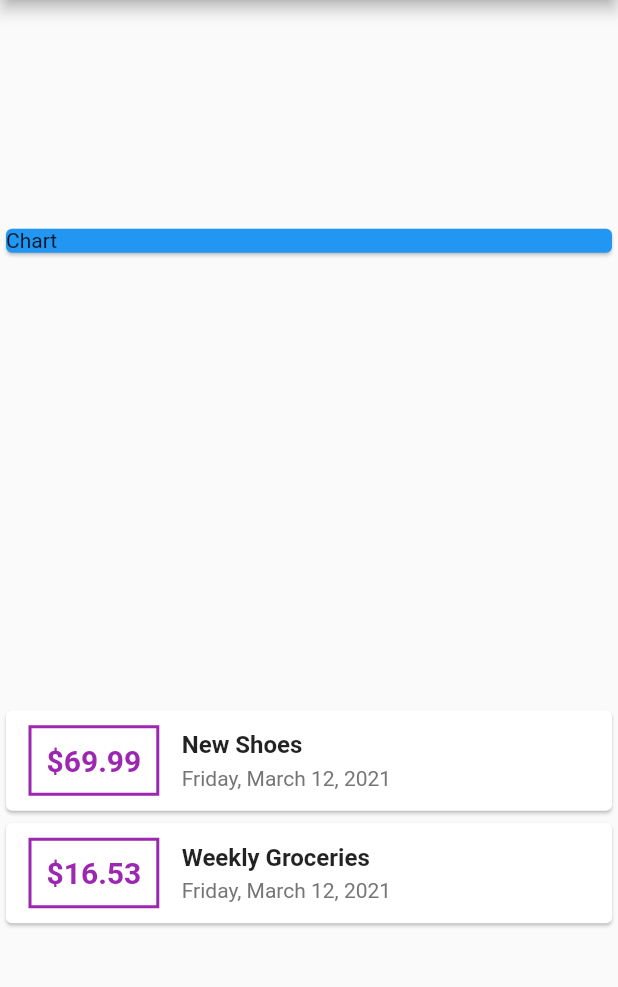
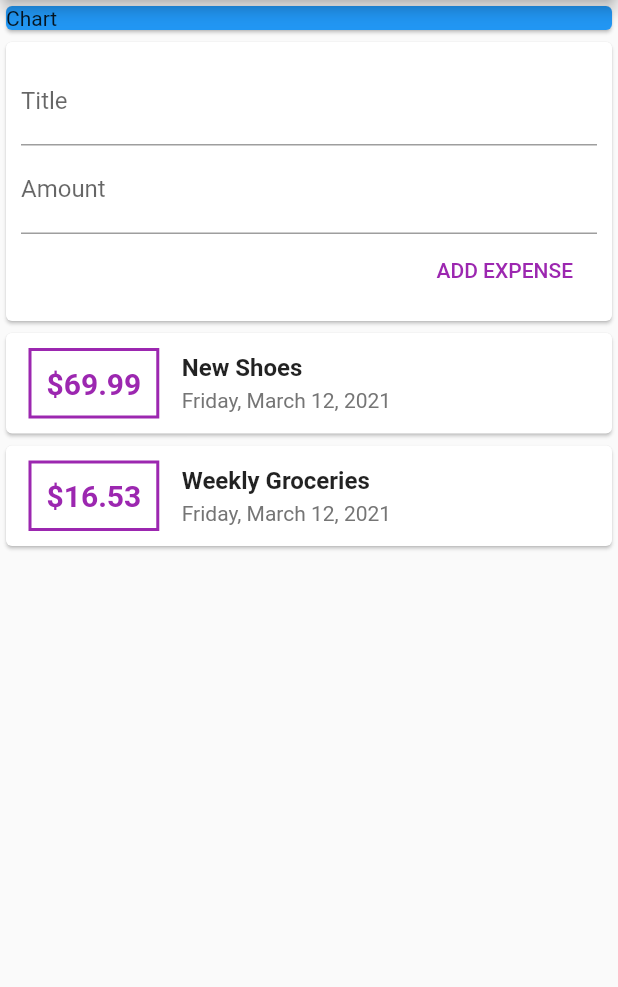
Before and after one commit to notsarthak/expense-tracker-app, a Flutter app: the screen it shows after launch, on a phone screen of 412 x 824 dp, the part 84-1071 px from its top. Run offline on Flutter 3.47's test engine with Material 2 defaults, Android fonts, the phone set to English and light mode, and no system bars.

Commit message:
TextField Widget

```diff
--- a/lib/main.dart
+++ b/lib/main.dart
@@ -41,14 +41,36 @@ class MyHomePage extends StatelessWidget {
       appBar: AppBar(
         title: Text("Expense Tracker"),
       ),
-      body: Column(
-          mainAxisAlignment: MainAxisAlignment.spaceAround,
-          children: <Widget>[
+      body: Column(children: <Widget>[
         Container(
           width: double.infinity,
           child: Card(
             color: Colors.blue,
             child: Text("Chart"),
+          ),
+        ),
+        Card(
+          child: Container(
+            margin: EdgeInsets.all(10),
+            child: Column(
+                crossAxisAlignment: CrossAxisAlignment.end,
+                children: <Widget>[
+                  TextField(
+                    decoration: InputDecoration(
+                      labelText: 'Title',
+                    ),
+                  ),
+                  TextField(
+                    decoration: InputDecoration(
+                      labelText: 'Amount',
+                    ),
+                  ),
+                  FlatButton(
+                    child: Text('ADD EXPENSE'),
+                    onPressed: () {},
+                    textColor: Colors.purple,
+                  )
+                ]),
           ),
         ),
         Column(children: <Widget>[
```
Lines whose indentation alone changed are shown as unchanged.
